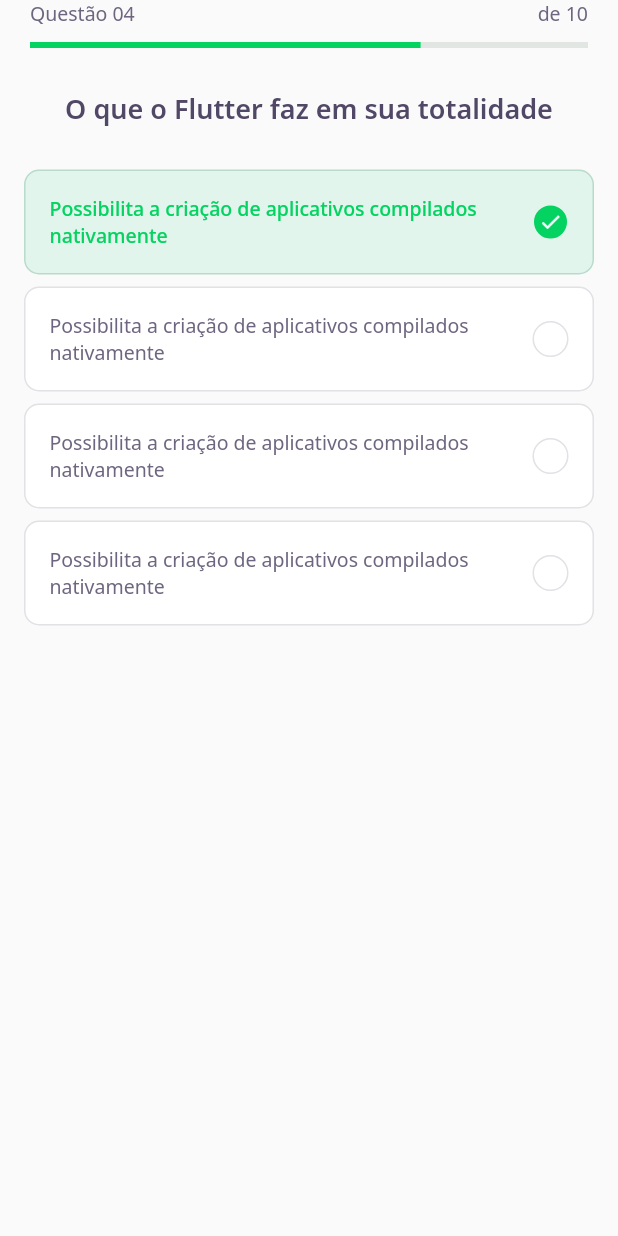
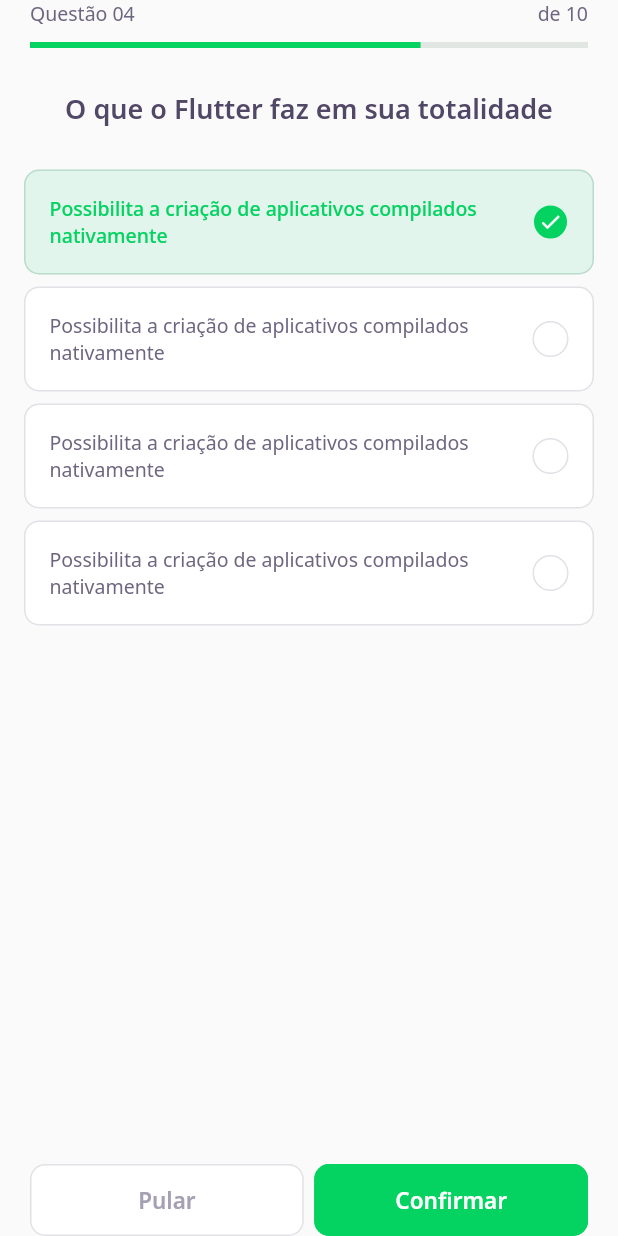
Before and after one commit to cintiafumi/devquiz, a Flutter app: the ChallengePage screen opened directly, on a phone screen of 412 x 824 dp. Run offline on Flutter 3.47's test engine with Material 2 defaults, Android fonts, the phone set to English and light mode, and no system bars; our stand-ins replace google_fonts; accounts and stored records are empty.

Commit message:
✨  feat: Add NextButtonWidget on ChallengePage

```diff
--- a/lib/challenge/challenge_page.dart
+++ b/lib/challenge/challenge_page.dart
@@ -1,3 +1,4 @@
+import 'package:devquiz/challenge/widgets/next_button/next_button_widget.dart';
 import 'package:devquiz/challenge/widgets/question_indicator/question_indicator_widget.dart';
 import 'package:devquiz/challenge/widgets/quiz/quiz_widget.dart';
 import 'package:flutter/material.dart';
@@ -20,7 +21,28 @@ class _ChallengePageState extends State<ChallengePage> {
           child: QuestionIndicatorWidget(),
         ),
       ),
-      body: QuizWidget(title: "O que o Flutter faz em sua totalidade"),
+      body: QuizWidget(
+        title: "O que o Flutter faz em sua totalidade",
+      ),
+      bottomNavigationBar: SafeArea(
+        child: Padding(
+          padding: const EdgeInsets.symmetric(horizontal: 20),
+          child: Row(
+            mainAxisAlignment: MainAxisAlignment.spaceAround,
+            children: [
+              Expanded(child: NextButtonWidget.secondary(
+                label: "Pular",
+                onTap: () {},
+              )),
+              SizedBox(width: 7,),
+              Expanded(child: NextButtonWidget.primary(
+                label: "Confirmar",
+                onTap: () {},
+              )),
+            ],
+          ),
+        ),
+      ),
     );
   }
 }
--- /dev/null
+++ b/lib/challenge/widgets/next_button/next_button_widget.dart
@@ -0,0 +1,68 @@
+import 'package:devquiz/core/core.dart';
+import 'package:flutter/material.dart';
+import 'package:google_fonts/google_fonts.dart';
+
+class NextButtonWidget extends StatelessWidget {
+  final String label;
+  final Color backgroundColor;
+  final Color fontColor;
+  final Color borderColor;
+  final VoidCallback onTap;
+
+  NextButtonWidget({
+    required this.label,
+    required this.backgroundColor,
+    required this.fontColor,
+    required this.borderColor,
+    required this.onTap,
+  });
+
+  NextButtonWidget.primary({
+    required String label,
+    required VoidCallback onTap,
+  })
+      : this.backgroundColor = AppColors.darkGreen,
+        this.fontColor = AppColors.white,
+        this.label = label,
+        this.borderColor = AppColors.darkGreen,
+        this.onTap = onTap;
+
+  NextButtonWidget.secondary({
+    required String label,
+    required VoidCallback onTap,
+  })
+      : this.backgroundColor = AppColors.white,
+        this.fontColor = AppColors.lightGrey,
+        this.label = label,
+        this.borderColor = AppColors.border,
+        this.onTap = onTap;
+
+  @override
+  Widget build(BuildContext context) {
+    return Container(
+      height: 48,
+      child: TextButton(
+        style: ButtonStyle(
+          backgroundColor: MaterialStateProperty.all(backgroundColor),
+          shape: MaterialStateProperty.all(
+            RoundedRectangleBorder(borderRadius: BorderRadius.circular(10)),
+          ),
+          side: MaterialStateProperty.all(
+            BorderSide(
+              color: borderColor,
+            ),
+          ),
+        ),
+        onPressed: onTap,
+        child: Text(
+          label,
+          style: GoogleFonts.notoSans(
+            fontWeight: FontWeight.w600,
+            fontSize: 15,
+            color: fontColor,
+          ),
+        ),
+      ),
+    );
+  }
+}
--- a/lib/core/app_widget.dart
+++ b/lib/core/app_widget.dart
@@ -1,3 +1,4 @@
+import 'package:devquiz/challenge/challenge_page.dart';
 import 'package:devquiz/home/home_page.dart';
 import 'package:flutter/material.dart';
 
@@ -6,7 +7,7 @@ class AppWidget extends StatelessWidget {
   Widget build(BuildContext context) {
     return MaterialApp(
       title: "devquiz",
-      home: HomePage()
+      home: ChallengePage()
     );
   }
 }
```
